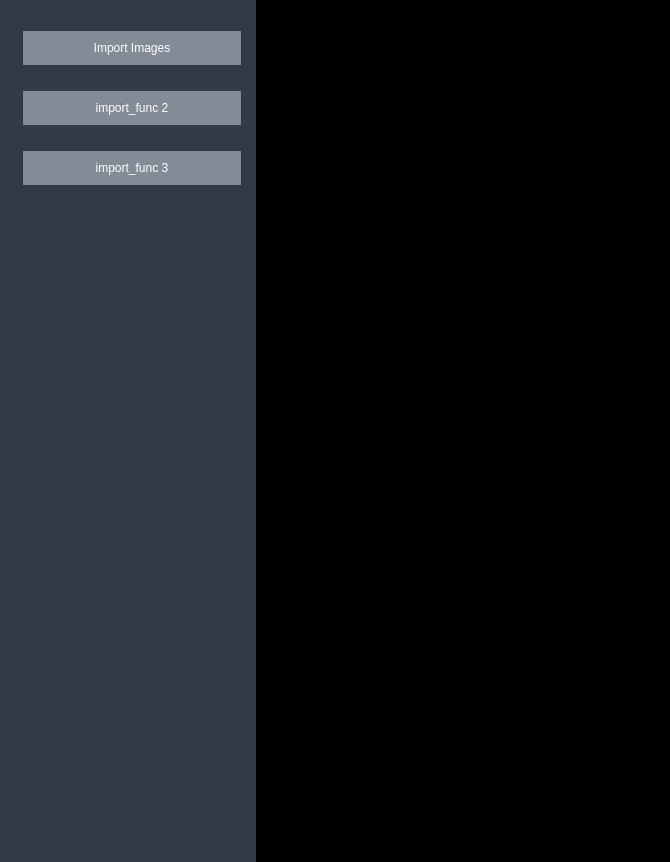
This is main.ui in difoxy2/lut-edit as Qt 5 draws it before an edit. The edited form follows.
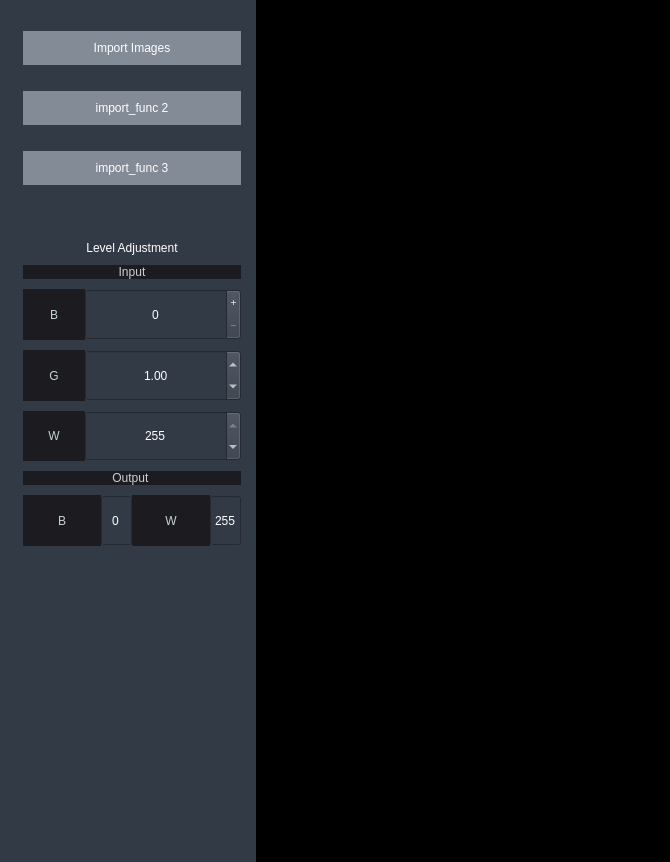
This is the edited form. Icons and pictures are not drawn.

Commit message: Add ui and code for level adjustment

What changed in the file:
```diff
--- a/main.ui
+++ b/main.ui
@@ -99,6 +99,35 @@
 background-color: white;
 color: rgb(27, 27, 32);
 font: bold 15px &quot;Century Gothic&quot; ;
+}
+
+
+QWidget QLabel {
+color: rgb(200, 210, 210);
+background-color :rgb(27, 27, 32);
+border-style: none;
+font: 18px &quot;Century Gothic&quot; ;
+border: rgb(150,150,150);
+}
+QWidget QLabel#label_1 { 
+background: none;
+color:white;
+font: bold 20px &quot;Century Gothic&quot; ;
+}
+QWidget QAbstractSpinBox {
+color:white;
+font: 18px &quot;Century Gothic&quot; ;
+background-color :rgb(50, 58, 70);
+}
+QWidget QAbstractSpinBox QLineEdit{
+color:white;
+font: 18px &quot;Century Gothic&quot; ;
+background-color :rgb(50, 58, 70);
+}
+QWidget QLineEdit{
+color:white;
+font: 18px &quot;Century Gothic&quot; ;
+background-color :rgb(50, 58, 70);
 }</string>
       </property>
       <property name="tabPosition">
@@ -159,6 +188,301 @@
           </property>
          </widget>
         </item>
+        <item>
+         <spacer name="verticalSpacer">
+          <property name="orientation">
+           <enum>Qt::Vertical</enum>
+          </property>
+          <property name="sizeType">
+           <enum>QSizePolicy::Fixed</enum>
+          </property>
+          <property name="sizeHint" stdset="0">
+           <size>
+            <width>20</width>
+            <height>50</height>
+           </size>
+          </property>
+         </spacer>
+        </item>
+        <item>
+         <layout class="QVBoxLayout" name="verticalLayout" stretch="0,0,0,0,0,0,0">
+          <property name="spacing">
+           <number>10</number>
+          </property>
+          <property name="sizeConstraint">
+           <enum>QLayout::SetDefaultConstraint</enum>
+          </property>
+          <property name="topMargin">
+           <number>0</number>
+          </property>
+          <item>
+           <widget class="QLabel" name="label_1">
+            <property name="lineWidth">
+             <number>1</number>
+            </property>
+            <property name="text">
+             <string>Level Adjustment</string>
+            </property>
+            <property name="alignment">
+             <set>Qt::AlignCenter</set>
+            </property>
+            <property name="margin">
+             <number>0</number>
+            </property>
+           </widget>
+          </item>
+          <item>
+           <widget class="QLabel" name="label_2">
+            <property name="sizePolicy">
+             <sizepolicy hsizetype="Preferred" vsizetype="Preferred">
+              <horstretch>0</horstretch>
+              <verstretch>0</verstretch>
+             </sizepolicy>
+            </property>
+            <property name="maximumSize">
+             <size>
+              <width>16777215</width>
+              <height>16777215</height>
+             </size>
+            </property>
+            <property name="text">
+             <string>Input</string>
+            </property>
+            <property name="alignment">
+             <set>Qt::AlignCenter</set>
+            </property>
+            <property name="margin">
+             <number>0</number>
+            </property>
+           </widget>
+          </item>
+          <item>
+           <layout class="QHBoxLayout" name="horizontalLayout" stretch="2,5">
+            <property name="spacing">
+             <number>0</number>
+            </property>
+            <item>
+             <widget class="QLabel" name="label_3">
+              <property name="text">
+               <string>B</string>
+              </property>
+              <property name="alignment">
+               <set>Qt::AlignCenter</set>
+              </property>
+             </widget>
+            </item>
+            <item>
+             <widget class="QSpinBox" name="spinBox_in_b">
+              <property name="sizePolicy">
+               <sizepolicy hsizetype="Minimum" vsizetype="Expanding">
+                <horstretch>0</horstretch>
+                <verstretch>0</verstretch>
+               </sizepolicy>
+              </property>
+              <property name="statusTip">
+               <string/>
+              </property>
+              <property name="frame">
+               <bool>true</bool>
+              </property>
+              <property name="alignment">
+               <set>Qt::AlignCenter</set>
+              </property>
+              <property name="buttonSymbols">
+               <enum>QAbstractSpinBox::PlusMinus</enum>
+              </property>
+              <property name="maximum">
+               <number>255</number>
+              </property>
+              <property name="singleStep">
+               <number>5</number>
+              </property>
+             </widget>
+            </item>
+           </layout>
+          </item>
+          <item>
+           <layout class="QHBoxLayout" name="horizontalLayout_2" stretch="2,5">
+            <property name="spacing">
+             <number>0</number>
+            </property>
+            <item>
+             <widget class="QLabel" name="label_4">
+              <property name="text">
+               <string>G</string>
+              </property>
+              <property name="alignment">
+               <set>Qt::AlignCenter</set>
+              </property>
+             </widget>
+            </item>
+            <item>
+             <widget class="QDoubleSpinBox" name="doubleSpinBox_in_g">
+              <property name="sizePolicy">
+               <sizepolicy hsizetype="Minimum" vsizetype="Expanding">
+                <horstretch>0</horstretch>
+                <verstretch>0</verstretch>
+               </sizepolicy>
+              </property>
+              <property name="alignment">
+               <set>Qt::AlignCenter</set>
+              </property>
+              <property name="decimals">
+               <number>2</number>
+              </property>
+              <property name="minimum">
+               <double>0.100000000000000</double>
+              </property>
+              <property name="maximum">
+               <double>10.000000000000000</double>
+              </property>
+              <property name="singleStep">
+               <double>0.050000000000000</double>
+              </property>
+              <property name="value">
+               <double>1.000000000000000</double>
+              </property>
+             </widget>
+            </item>
+           </layout>
+          </item>
+          <item>
+           <layout class="QHBoxLayout" name="horizontalLayout_3" stretch="2,5">
+            <property name="spacing">
+             <number>0</number>
+            </property>
+            <item>
+             <widget class="QLabel" name="label_5">
+              <property name="text">
+               <string>W</string>
+              </property>
+              <property name="alignment">
+               <set>Qt::AlignCenter</set>
+              </property>
+             </widget>
+            </item>
+            <item>
+             <widget class="QSpinBox" name="spinBox_in_w">
+              <property name="sizePolicy">
+               <sizepolicy hsizetype="Minimum" vsizetype="Expanding">
+                <horstretch>0</horstretch>
+                <verstretch>0</verstretch>
+               </sizepolicy>
+              </property>
+              <property name="alignment">
+               <set>Qt::AlignCenter</set>
+              </property>
+              <property name="maximum">
+               <number>255</number>
+              </property>
+              <property name="singleStep">
+               <number>5</number>
+              </property>
+              <property name="value">
+               <number>255</number>
+              </property>
+             </widget>
+            </item>
+           </layout>
+          </item>
+          <item>
+           <widget class="QLabel" name="label_6">
+            <property name="minimumSize">
+             <size>
+              <width>0</width>
+              <height>0</height>
+             </size>
+            </property>
+            <property name="maximumSize">
+             <size>
+              <width>16777215</width>
+              <height>16777215</height>
+             </size>
+            </property>
+            <property name="text">
+             <string> Output  </string>
+            </property>
+            <property name="alignment">
+             <set>Qt::AlignCenter</set>
+            </property>
+           </widget>
+          </item>
+          <item>
+           <layout class="QHBoxLayout" name="horizontalLayout_4" stretch="3,0,3,0">
+            <property name="spacing">
+             <number>0</number>
+            </property>
+            <property name="topMargin">
+             <number>0</number>
+            </property>
+            <item>
+             <widget class="QLabel" name="label_8">
+              <property name="text">
+               <string>B</string>
+              </property>
+              <property name="alignment">
+               <set>Qt::AlignCenter</set>
+              </property>
+             </widget>
+            </item>
+            <item>
+             <widget class="QSpinBox" name="spinBox_out_b">
+              <property name="sizePolicy">
+               <sizepolicy hsizetype="Minimum" vsizetype="Expanding">
+                <horstretch>0</horstretch>
+                <verstretch>0</verstretch>
+               </sizepolicy>
+              </property>
+              <property name="alignment">
+               <set>Qt::AlignCenter</set>
+              </property>
+              <property name="buttonSymbols">
+               <enum>QAbstractSpinBox::NoButtons</enum>
+              </property>
+              <property name="maximum">
+               <number>255</number>
+              </property>
+             </widget>
+            </item>
+            <item>
+             <widget class="QLabel" name="label_9">
+              <property name="text">
+               <string>W</string>
+              </property>
+              <property name="alignment">
+               <set>Qt::AlignCenter</set>
+              </property>
+             </widget>
+            </item>
+            <item>
+             <widget class="QSpinBox" name="spinBox_out_w">
+              <property name="sizePolicy">
+               <sizepolicy hsizetype="Minimum" vsizetype="Expanding">
+                <horstretch>0</horstretch>
+                <verstretch>0</verstretch>
+               </sizepolicy>
+              </property>
+              <property name="frame">
+               <bool>true</bool>
+              </property>
+              <property name="alignment">
+               <set>Qt::AlignCenter</set>
+              </property>
+              <property name="buttonSymbols">
+               <enum>QAbstractSpinBox::NoButtons</enum>
+              </property>
+              <property name="maximum">
+               <number>255</number>
+              </property>
+              <property name="value">
+               <number>255</number>
+              </property>
+             </widget>
+            </item>
+           </layout>
+          </item>
+         </layout>
+        </item>
         <item>
          <spacer name="import_verticalSpacer">
           <property name="orientation">
```
Left out of the diff: 7 changed lines with no effect on the pictures. The commit also changes 1 other file.
